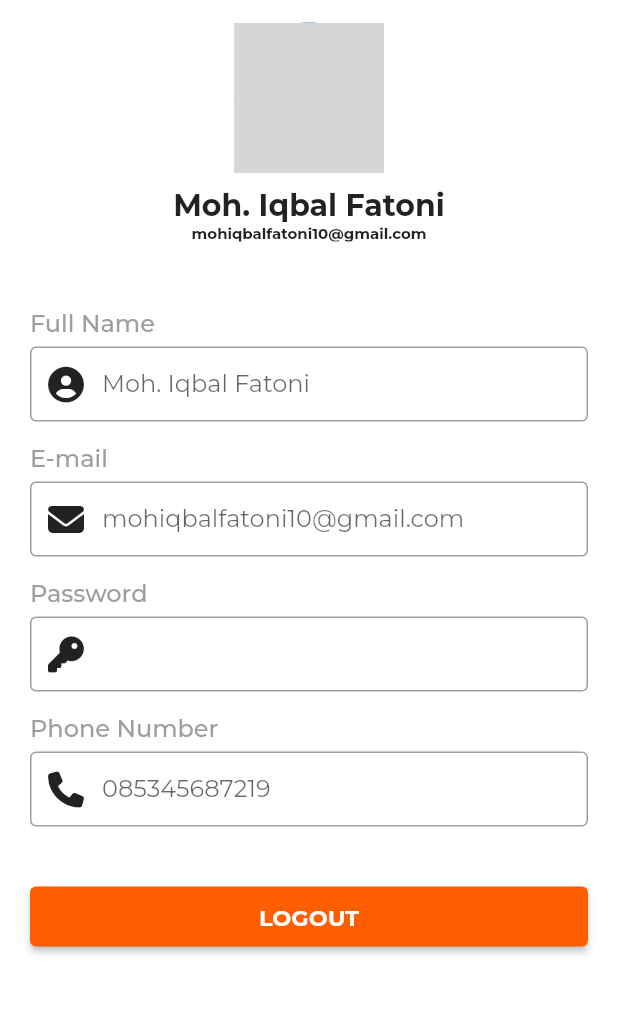
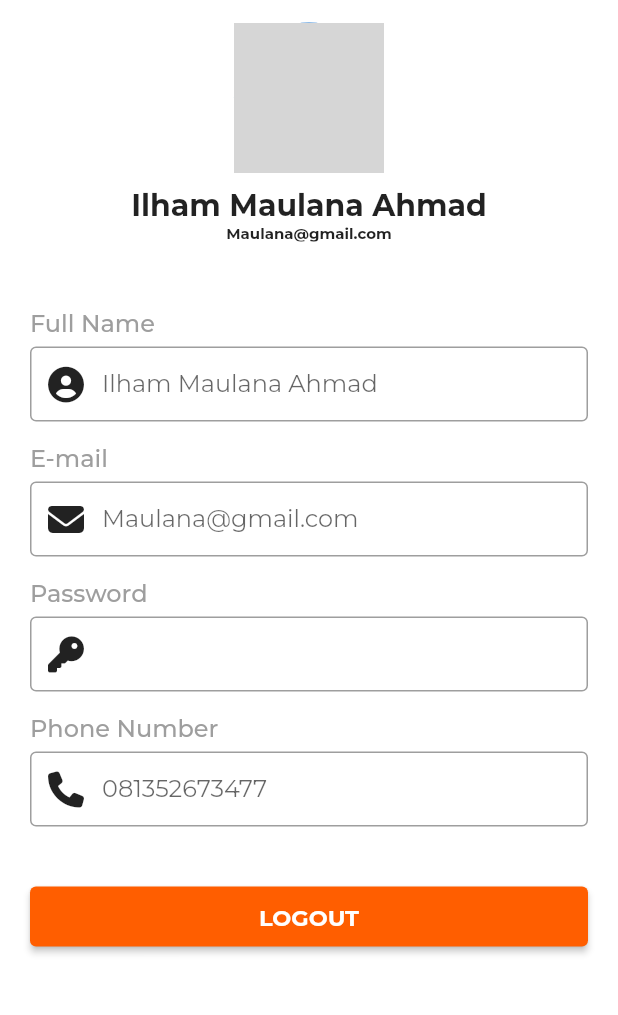
Before and after one commit to DavidTimoteus/route_wise, a Flutter app: the Profil screen opened directly, on a phone screen of 412 x 824 dp, the part 120-1135 px from its top. Run offline on Flutter 3.47's test engine with Material 2 defaults, Android fonts, the light colour scheme and no system bars; our stand-ins replace font_awesome_flutter, google_fonts; grey boxes are pictures that could not be loaded.

Commit message:
pengaturan profil

```diff
--- a/lib/main.dart
+++ b/lib/main.dart
@@ -1,7 +1,6 @@
 import 'package:flutter/material.dart';
-import 'package:flutter_application_1/pages/profil_kpl.dart';
 import 'package:google_fonts/google_fonts.dart';
-import 'pages/profil_kpl.dart';
+import 'pages/KelolaProfil.dart';
 
 void main() {
   runApp(const MyApp());
@@ -15,7 +14,7 @@ Widget build(BuildContext context){
       textTheme: GoogleFonts.montserratTextTheme(Theme.of(context).textTheme),
     ),
     debugShowCheckedModeBanner: false,
-    home: profil_kpl()
+    home: KelolaProfil()
   );
 }
 }
--- a/lib/pages/KelolaProfil.dart
+++ b/lib/pages/KelolaProfil.dart
@@ -29,9 +29,12 @@ class _KelolaProfilState extends State<KelolaProfil> {
             IconButton(
               onPressed: () {
                 Navigator.pop(context);
+
+
+
               },
               icon: Icon(
-                Icons.settings,
+                FontAwesomeIcons.rightFromBracket,
                 color: Color.fromARGB(255, 255, 94, 0),
               ),
             ),
@@ -52,18 +55,18 @@ class _KelolaProfilState extends State<KelolaProfil> {
               ),
               CircleAvatar(
                 radius: 50.0,
-                backgroundImage: AssetImage('assets/images/hero.jpg'),
+                backgroundImage: AssetImage('asset/images/Profile.jpg'),
               ),
               SizedBox(
                 height: 10,
               ),
               Text(
-                "Moh. Iqbal Fatoni",
+                "Ilham Maulana Ahmad",
                 style: GoogleFonts.montserrat(
                     fontWeight: FontWeight.bold, fontSize: 20),
               ),
               Text(
-                "mohiqbalfatoni10@gmail.com",
+                "Maulana@gmail.com",
                 style: GoogleFonts.montserrat(
                     fontWeight: FontWeight.bold, fontSize: 10),
               ),
@@ -82,11 +85,11 @@ class _KelolaProfilState extends State<KelolaProfil> {
                   children: [
                     inputFile(
                         label: 'Full Name',
-                        teks: 'Moh. Iqbal Fatoni',
+                        teks: 'Ilham Maulana Ahmad',
                         icon: FontAwesomeIcons.solidCircleUser),
                     inputFile(
                         label: 'E-mail',
-                        teks: 'mohiqbalfatoni10@gmail.com',
+                        teks: 'Maulana@gmail.com',
                         icon: FontAwesomeIcons.solidEnvelope),
                     inputFile(
                         label: 'Password',
@@ -95,7 +98,7 @@ class _KelolaProfilState extends State<KelolaProfil> {
                         icon: FontAwesomeIcons.key),
                     inputFile(
                         label: 'Phone Number',
-                        teks: '085345687219',
+                        teks: '081352673477',
                         icon: FontAwesomeIcons.phone),
                   ],
                 ),
@@ -105,15 +108,15 @@ class _KelolaProfilState extends State<KelolaProfil> {
                     const EdgeInsets.symmetric(horizontal: 20, vertical: 20),
                 child: Container(
                     width: 400,
-                    height: 40,
+                    height: 50,
                     child: ElevatedButton(
                       style: ElevatedButton.styleFrom(
-                        backgroundColor: Color.fromARGB(255, 106, 255, 0),
+                        backgroundColor: Color(0xFFA0E548),
                       ),
                       onPressed: () {},
                       child: Text("SAVE",
                           style: GoogleFonts.montserrat(
-                              fontSize: 15, fontWeight: FontWeight.bold)),
+                              fontSize: 20, fontWeight: FontWeight.bold)),
                     )),
               )
             ],
--- a/lib/pages/Profil.dart
+++ b/lib/pages/Profil.dart
@@ -1,4 +1,5 @@
 import 'package:flutter/material.dart';
+import 'package:flutter_application_1/pages/KelolaProfil.dart';
 import 'package:font_awesome_flutter/font_awesome_flutter.dart';
 import 'package:google_fonts/google_fonts.dart';
 
@@ -26,6 +27,13 @@ class Profil extends StatelessWidget {
             IconButton(
               onPressed: () {
                 Navigator.pop(context);
+                 {
+              Navigator.push(
+                  context,
+                  MaterialPageRoute(
+                      builder: (context) => KelolaProfil()),
+                      );
+               }
               },
               icon: Icon(
                 Icons.settings,
@@ -55,12 +63,12 @@ class Profil extends StatelessWidget {
                 height: 10,
               ),
               Text(
-                "Moh. Iqbal Fatoni",
+                "Ilham Maulana Ahmad",
                 style: GoogleFonts.montserrat(
                     fontWeight: FontWeight.bold, fontSize: 20),
               ),
               Text(
-                "mohiqbalfatoni10@gmail.com",
+                "Maulana@gmail.com",
                 style: GoogleFonts.montserrat(
                     fontWeight: FontWeight.bold, fontSize: 10),
               ),
@@ -79,11 +87,11 @@ class Profil extends StatelessWidget {
                   children: [
                     inputFile(
                         label: 'Full Name',
-                        teks: 'Moh. Iqbal Fatoni',
+                        teks: 'Ilham Maulana Ahmad',
                         icon: FontAwesomeIcons.solidCircleUser),
                     inputFile(
                         label: 'E-mail',
-                        teks: 'mohiqbalfatoni10@gmail.com',
+                        teks: 'Maulana@gmail.com',
                         icon: FontAwesomeIcons.solidEnvelope),
                     inputFile(
                         label: 'Password',
@@ -92,7 +100,7 @@ class Profil extends StatelessWidget {
                         icon: FontAwesomeIcons.key),
                     inputFile(
                         label: 'Phone Number',
-                        teks: '085345687219',
+                        teks: '081352673477',
                         icon: FontAwesomeIcons.phone),
                   ],
                 ),
--- a/lib/pages/profil_kpl.dart
+++ b/lib/pages/profil_kpl.dart
@@ -8,7 +8,7 @@ class profil_kpl extends StatelessWidget {
   Widget build(BuildContext context) {
     return Scaffold(
       appBar: AppBar(
-        title: Text('My App'),
+        title: Text('Profil 3 Sekawan'),
       ),
       body: Center(
         child: Text('PT Sekawan Mulya'),
@@ -48,7 +48,7 @@ class _MyDrawerState extends State<MyDrawer> {
                               child: Image.asset(
                                 "asset/images/DB Route.png",
                                 fit: BoxFit
-                                    .cover, // Jika diperlukan, atur sesuai kebutuhan Anda
+                                    .cover,
                               ),
                             ),
                     ),
@@ -94,7 +94,6 @@ class _MyDrawerState extends State<MyDrawer> {
             },
           ),
           ListTile(
-            tileColor: Color.fromARGB(139, 246, 196, 60),
             leading: Icon(Icons.settings),
             title: Text('Settings',style: TextStyle(color: Color(0xFFE45F2B)),),
             onTap: () {
```
Also changed, not shown: asset/images/hero.jpg (added).
